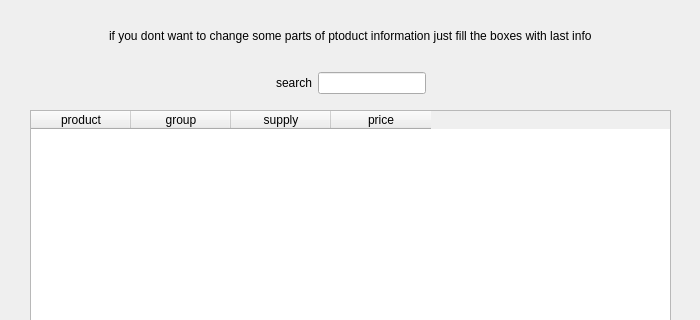
First picture: the form in edit.ui, repository melika-ag8/finalfoof, before the edit; both pictures show x 0 to 700 and y 0 to 320 of the 700 by 600 pixel window.
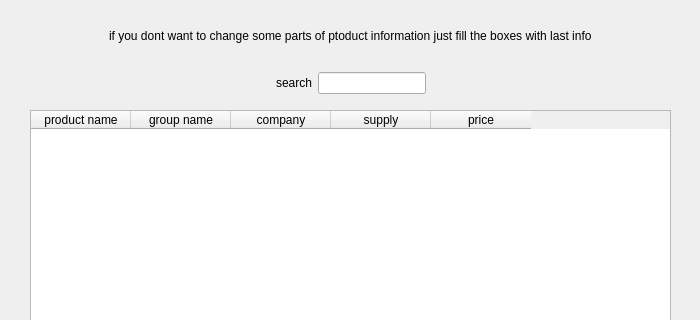
Second picture: the form after the edit. Icons and pictures are not drawn.

Patch:
```diff
--- a/edit.ui
+++ b/edit.ui
@@ -260,12 +260,17 @@
             </property>
             <column>
              <property name="text">
-              <string>product</string>
+              <string>product name</string>
              </property>
             </column>
             <column>
              <property name="text">
-              <string>group</string>
+              <string>group name</string>
+             </property>
+            </column>
+            <column>
+             <property name="text">
+              <string>company</string>
              </property>
             </column>
             <column>
```
